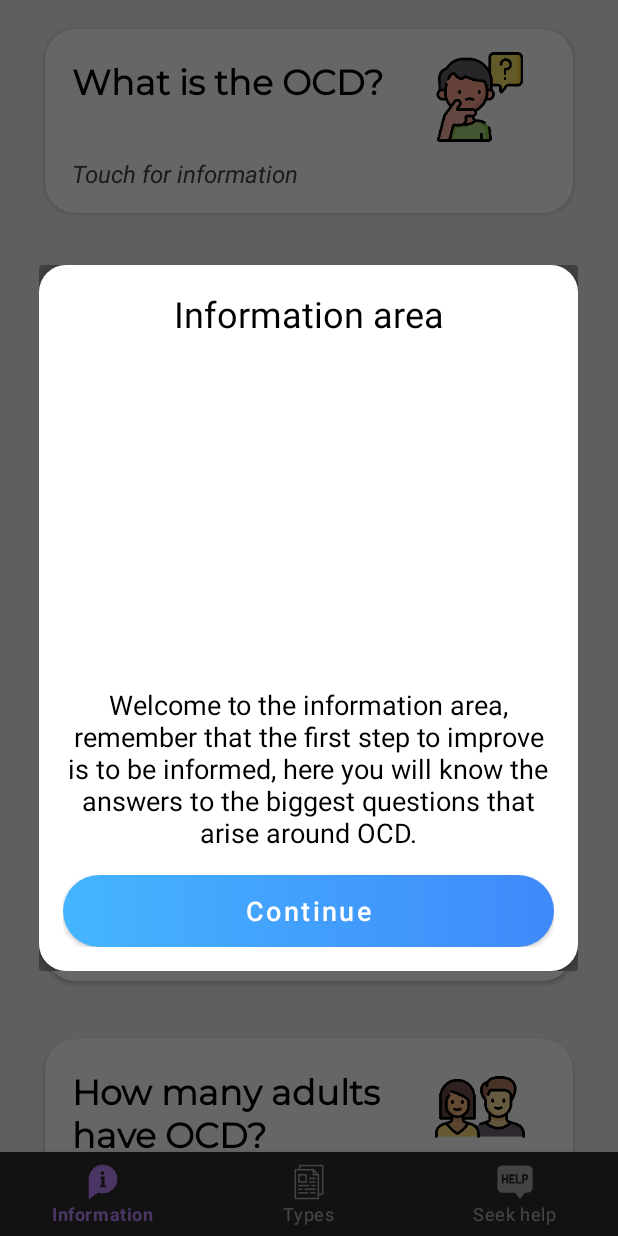
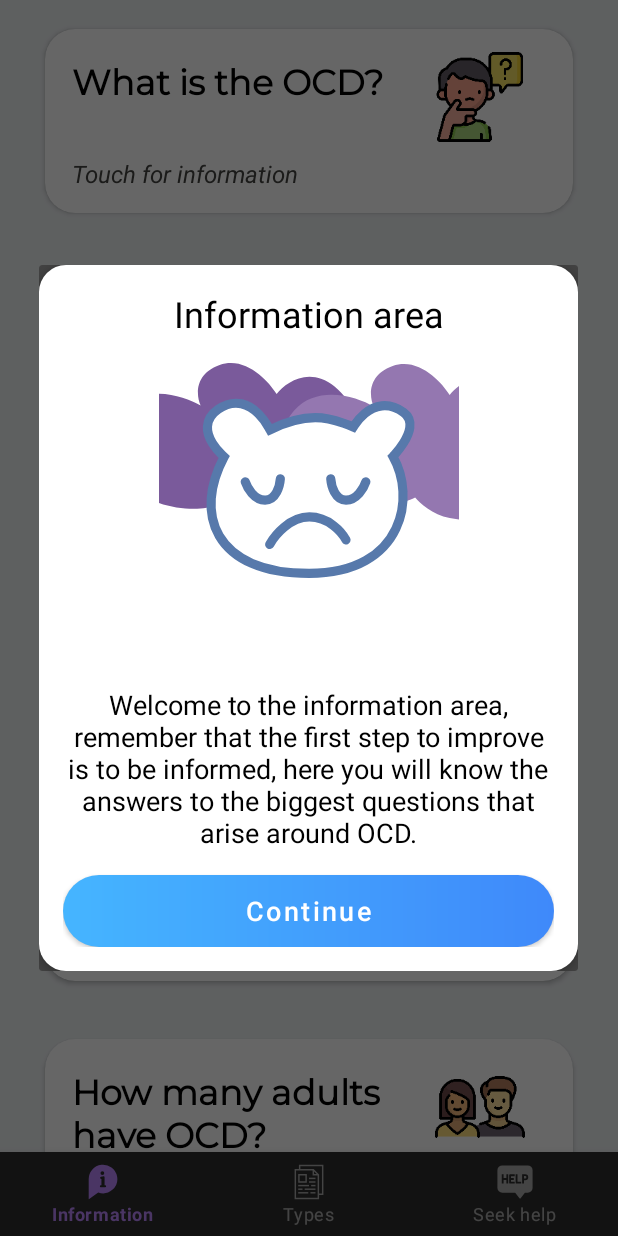
Before and after one commit to laikaInLove/OCD_help_app, an Android app: the screen it shows after launch (HomeActivity), on a phone screen of 412 x 824 dp. Run offline under Robolectric (Android 15) with nearby library versions, the phone set to English and light mode, and no system bars; our stand-ins replace Dagger/Hilt's generated code, navigation-ui; pictures from the network do not load.

Commit message:
change information lottie because is causing lagging

```diff
--- a/app/src/main/res/layout/dialog_welcome_information_screen.xml
+++ b/app/src/main/res/layout/dialog_welcome_information_screen.xml
@@ -34,7 +34,7 @@
             app:layout_constraintTop_toBottomOf="@+id/informationAreaTv"
             app:lottie_autoPlay="true"
             app:lottie_loop="true"
-            app:lottie_rawRes="@raw/information" />
+            app:lottie_rawRes="@raw/bear_sad" />
 
         <TextView
             android:id="@+id/informationAreaDescriptionTv"
```
